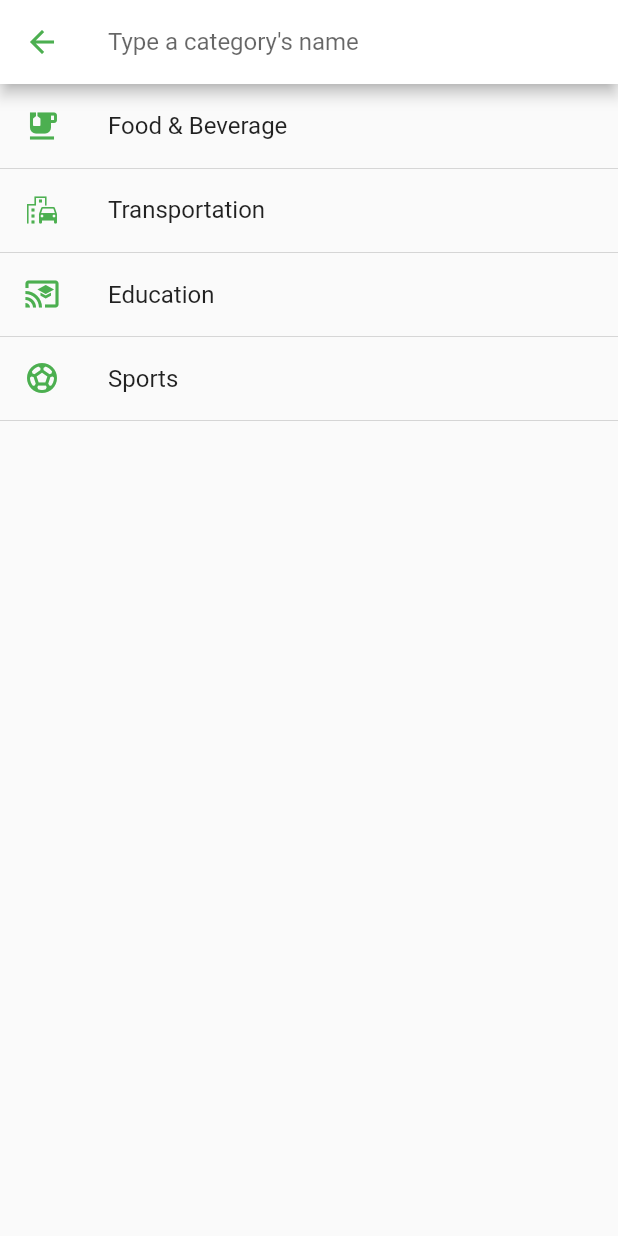
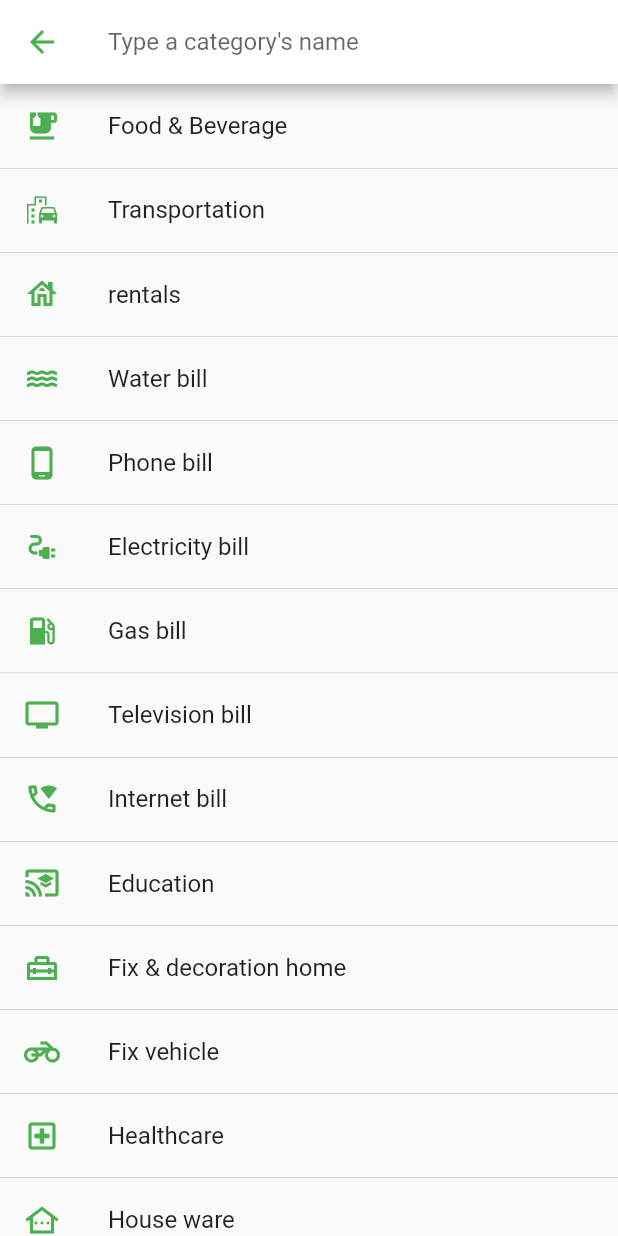
Before and after one commit to hieu-dd/MoneyNote, a Flutter app: the CategoriesScreen screen opened directly with empty values, on a phone screen of 412 x 824 dp. Run offline on Flutter 3.47's test engine with Material 2 defaults, Android fonts, the phone set to English and light mode, and no system bars; our stand-ins replace cloud_firestore, dio, easy_localization, firebase_auth, firebase_core, fl_chart and 6 more; accounts and stored records are empty; network calls fail.

Commit message:
Update categories

```diff
--- a/assets/languages/en.json
+++ b/assets/languages/en.json
@@ -28,7 +28,23 @@
     "food": "Food & Beverage",
     "transportation": "Transportation",
     "education": "Education",
-    "sports": "Sports"
+    "sports": "Sports",
+    "rentals": "rentals",
+    "water": "Water bill",
+    "phone": "Phone bill",
+    "electrical": "Electricity bill",
+    "gas": "Gas bill",
+    "television": "Television bill",
+    "internet": "Internet bill",
+    "fix_home": "Fix & decoration home",
+    "fix_vehicle": "Fix vehicle",
+    "healthcare": "Healthcare",
+    "houseware": "House ware",
+    "personal": "Personal items",
+    "service_home": "Home services",
+    "beautiful": "Beautiful",
+    "gift_donation": "Gift & donation",
+    "play": "Entertainment"
   },
   "notification": {
     "common": "notification"
--- a/lib/providers/category/const.dart
+++ b/lib/providers/category/const.dart
@@ -7,25 +7,123 @@ List<Category> categories = [
       id: "require_1",
       name: 'categories_detail.food'.tr(),
       icon: Icons.emoji_food_beverage,
-      color: Colors.green.shade900),
+      color: Colors.green.shade300),
   Category(
     id: "require_2",
     name: 'categories_detail.transportation'.tr(),
     icon: Icons.emoji_transportation_outlined,
-    color: Colors.yellow.shade900,
+    color: Colors.yellow.shade300,
   ),
+  Category(
+      id: "require_3",
+      name: 'categories_detail.rentals'.tr(),
+      icon: Icons.house_outlined,
+      color: Colors.blueGrey.shade300),
+  Category(
+      id: "require_4",
+      name: 'categories_detail.water'.tr(),
+      icon: Icons.water_outlined,
+      color: Colors.lightBlue),
+  Category(
+      id: "require_5",
+      name: 'categories_detail.phone'.tr(),
+      icon: Icons.phone_android_outlined,
+      color: Colors.brown.shade700),
+  Category(
+      id: "require_6",
+      name: 'categories_detail.electrical'.tr(),
+      icon: Icons.electrical_services_outlined,
+      color: Colors.pink.shade300),
+  Category(
+      id: "require_7",
+      name: 'categories_detail.gas'.tr(),
+      icon: Icons.local_gas_station,
+      color: Colors.red.shade300),
+  Category(
+      id: "require_8",
+      name: 'categories_detail.television'.tr(),
+      icon: Icons.tv_outlined,
+      color: Colors.deepOrange.shade300),
+  Category(
+      id: "require_9",
+      name: 'categories_detail.internet'.tr(),
+      icon: Icons.wifi_calling_outlined,
+      color: Colors.purple.shade300),
   Category(
     id: "up_1",
     name: 'categories_detail.education'.tr(),
     level: CategoryLevel.up,
     icon: Icons.cast_for_education_outlined,
+    color: Colors.green.shade900,
+  ),
+  Category(
+    id: "up_2",
+    name: 'categories_detail.fix_home'.tr(),
+    level: CategoryLevel.up,
+    icon: Icons.home_repair_service_outlined,
     color: Colors.blue.shade900,
+  ),
+  Category(
+    id: "up_4",
+    name: 'categories_detail.fix_vehicle'.tr(),
+    level: CategoryLevel.up,
+    icon: Icons.motorcycle_outlined,
+    color: Colors.red.shade900,
+  ),
+  Category(
+    id: "up_5",
+    name: 'categories_detail.healthcare'.tr(),
+    level: CategoryLevel.up,
+    icon: Icons.local_hospital_outlined,
+    color: Colors.yellow.shade900,
+  ),
+  Category(
+    id: "up_6",
+    name: 'categories_detail.houseware'.tr(),
+    level: CategoryLevel.up,
+    icon: Icons.other_houses_outlined,
+    color: Colors.pink.shade900,
+  ),
+  Category(
+    id: "up_7",
+    name: 'categories_detail.personal'.tr(),
+    level: CategoryLevel.up,
+    icon: Icons.personal_injury_outlined,
+    color: Colors.purple.shade900,
+  ),
+  Category(
+    id: "up_8",
+    name: 'categories_detail.service_home'.tr(),
+    level: CategoryLevel.up,
+    icon: Icons.design_services_outlined,
+    color: Colors.orange.shade900,
   ),
   Category(
     id: "relax_1",
     name: 'categories_detail.sports'.tr(),
     level: CategoryLevel.relax,
     icon: Icons.sports_soccer_outlined,
-    color: Colors.red.shade900,
+    color: Colors.blue,
+  ),
+  Category(
+    id: "relax_2",
+    name: 'categories_detail.beautiful'.tr(),
+    level: CategoryLevel.relax,
+    icon: Icons.design_services_outlined,
+    color: Colors.red,
+  ),
+  Category(
+    id: "relax_3",
+    name: 'categories_detail.gift_donation'.tr(),
+    level: CategoryLevel.relax,
+    icon: Icons.card_giftcard_outlined,
+    color: Colors.yellow,
+  ),
+  Category(
+    id: "relax_4",
+    name: 'categories_detail.play'.tr(),
+    level: CategoryLevel.relax,
+    icon: Icons.play_arrow_outlined,
+    color: Colors.green,
   ),
 ];
--- a/lib/ui/transactions/transactions_screen.dart
+++ b/lib/ui/transactions/transactions_screen.dart
@@ -95,7 +95,11 @@ class _TransactionsScreenState extends State<TransactionsScreen> {
                       color: Colors.white,
                       child: ListTile(
                         leading: CircleAvatar(
-                          child: Icon(category.icon),
+                          backgroundColor: category.color,
+                          child: Icon(
+                            category.icon,
+                            color: Colors.white,
+                          ),
                         ),
                         title: Text(category.name.tr()),
                         subtitle: Text(transaction.note),
```
